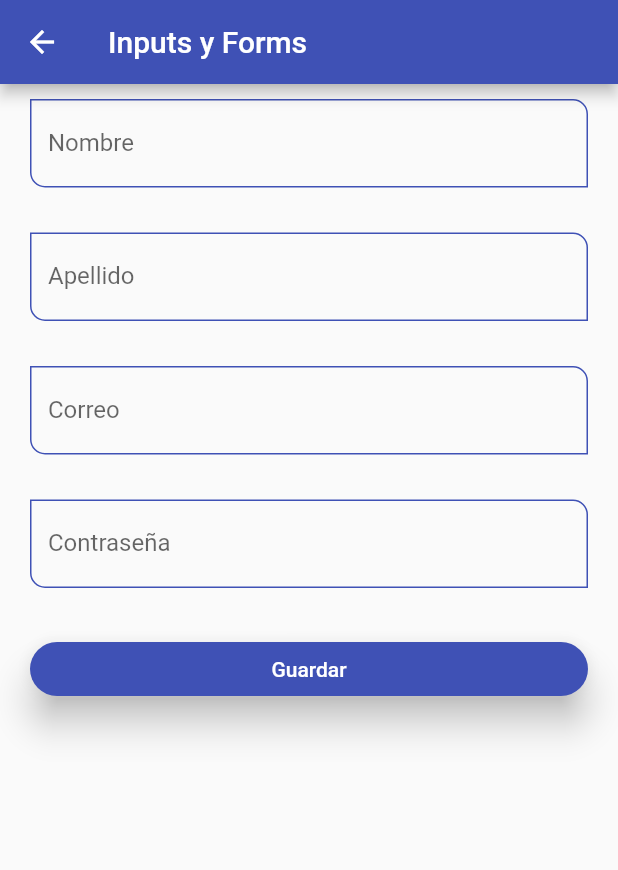
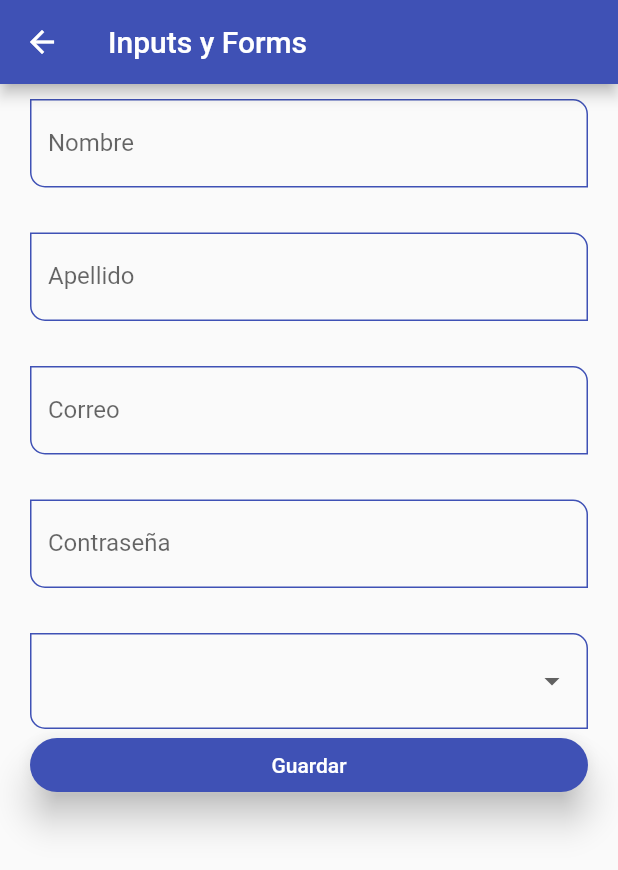
Before and after one commit to alexqgon93/flutter_components, a Flutter app: the InputsScreen screen opened by its route, on a phone screen of 412 x 824 dp. Shown: the top 870 px of the screen. Run offline on Flutter 3.47's test engine with Material 2 defaults, Android fonts, the phone set to English and light mode, and no system bars.

Commit message:
Added new screen with dropdownform and validations to validate the entire form

```diff
--- a/lib/screens/inputs_screen.dart
+++ b/lib/screens/inputs_screen.dart
@@ -63,6 +63,29 @@ class InputsScreen extends StatelessWidget {
                   const SizedBox(
                     height: 30,
                   ),
+                  DropdownButtonFormField(
+                      items: const [
+                        DropdownMenuItem(
+                          value: 'Admin',
+                          child: Text('Admin'),
+                        ),
+                        DropdownMenuItem(
+                          value: 'Superuser',
+                          child: Text('Superuser'),
+                        ),
+                        DropdownMenuItem(
+                          value: 'Developer',
+                          child: Text('Developer'),
+                        ),
+                        DropdownMenuItem(
+                          value: 'Jr. Developer',
+                          child: Text('Jr. Developer'),
+                        )
+                      ],
+                      onChanged: (value) {
+                        print(value);
+                        formValues['role'] = value ?? 'Admin';
+                      }),
                   ElevatedButton(
                       onPressed: () {
                         FocusScope.of(context).requestFocus(FocusNode());
@@ -70,7 +93,6 @@ class InputsScreen extends StatelessWidget {
                           print('Formulario no válido');
                           return;
                         }
-
                         //* print the whole form
                         print(formValues);
                       },
```
